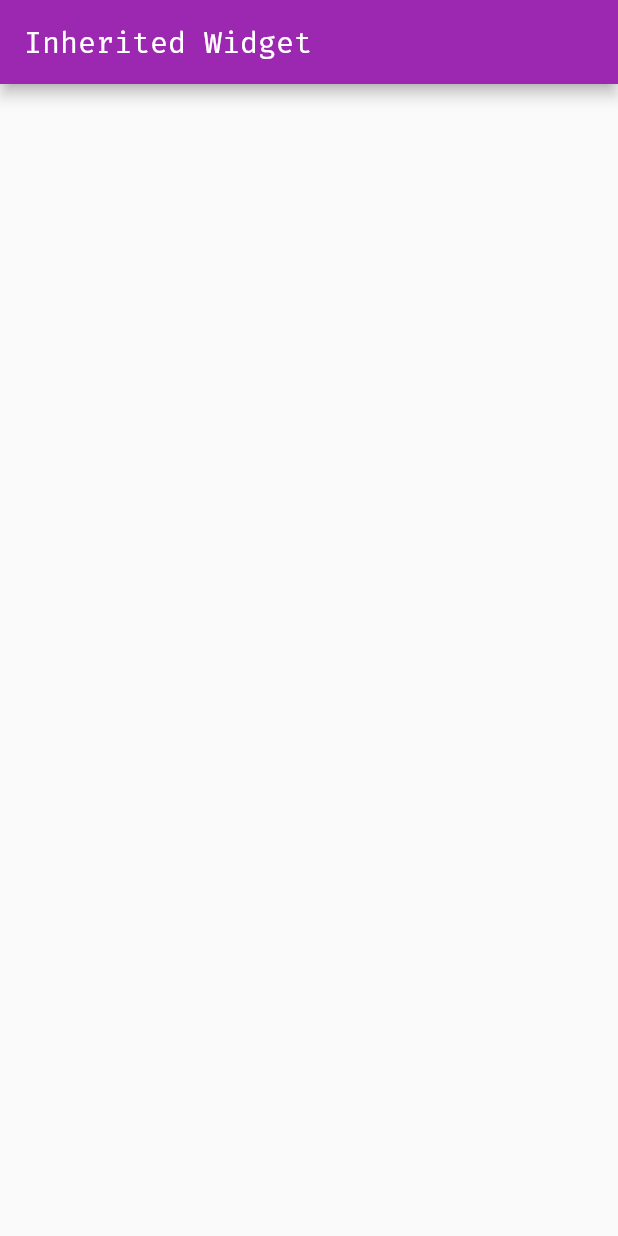
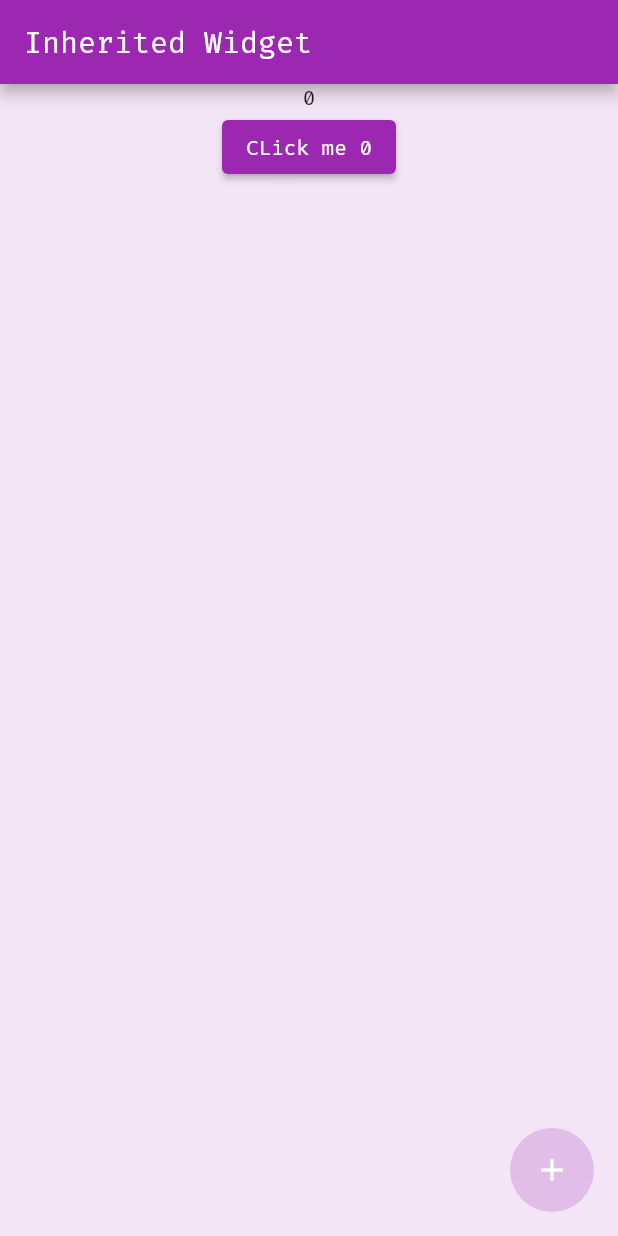
Before and after one commit to m5ultra/dart_study, a Flutter app: the screen it shows after launch, on a phone screen of 412 x 824 dp. Run offline on Flutter 3.47's test engine with Material 2 defaults, Android fonts, the phone set to English and light mode, and no system bars; our stand-ins replace dio.

Commit message:
Docs: InheritedWidget 使用测试

```diff
--- a/lib/08_state/03_inherited.dart
+++ b/lib/08_state/03_inherited.dart
@@ -1,15 +1,35 @@
 import 'package:flutter/material.dart';
 
-class Home extends StatelessWidget {
-  const Home({super.key});
+class Home extends StatefulWidget {
+  const Home({Key? key}) : super(key: key);
+
+  @override
+  State<Home> createState() => _HomeState();
+}
+
+class _HomeState extends State<Home> {
+  int num = 0;
 
   @override
   Widget build(BuildContext context) {
-    return Scaffold(
-      appBar: AppBar(
-        title: const Text('Inherited Widget'),
+    return ShardStateWidget(
+      cusNum: num,
+      child: Scaffold(
+        appBar: AppBar(
+          title: const Text('Inherited Widget'),
+        ),
+        body: const SafeArea(child: InheritedWidgetDemo()),
+        floatingActionButton: FloatingActionButton(
+          backgroundColor: Colors.purple[100],
+          elevation: 0.0,
+          onPressed: () {
+            setState(() {
+              num += 5;
+            });
+          },
+          child: const Icon(Icons.add),
+        ),
       ),
-      body: const SafeArea(child: InheritedWidgetDemo()),
     );
   }
 }
@@ -24,6 +44,55 @@ class InheritedWidgetDemo extends StatefulWidget {
 class _InheritedWidgetDemoState extends State<InheritedWidgetDemo> {
   @override
   Widget build(BuildContext context) {
-    return Container();
+    return Container(
+      color: Colors.purple[50],
+      width: double.infinity,
+      child: Column(
+        crossAxisAlignment: CrossAxisAlignment.center,
+        children: [
+          const UseStateWidget(),
+          ElevatedButton(
+            onPressed: () {
+              setState(() {});
+            },
+            child: Text('CLick me ${ShardStateWidget.of(context).cusNum}'),
+          )
+        ],
+      ),
+    );
   }
 }
+
+class UseStateWidget extends StatefulWidget {
+  const UseStateWidget({Key? key}) : super(key: key);
+
+  @override
+  State<UseStateWidget> createState() => _UseStateWidgetState();
+}
+
+class _UseStateWidgetState extends State<UseStateWidget> {
+  @override
+  Widget build(BuildContext context) {
+    return Text(ShardStateWidget.of(context).cusNum.toString());
+  }
+}
+
+class ShardStateWidget extends InheritedWidget {
+  final int cusNum;
+
+  const ShardStateWidget(
+      {Key? key, required Widget child, required this.cusNum})
+      : super(key: key, child: child);
+
+  static ShardStateWidget of(BuildContext context) {
+    final ShardStateWidget? result =
+        context.dependOnInheritedWidgetOfExactType<ShardStateWidget>();
+    assert(result != null, 'No ShardStateWidget found in context');
+    return result!;
+  }
+
+  @override
+  bool updateShouldNotify(ShardStateWidget oldWidget) {
+    return true;
+  }
+}
```
